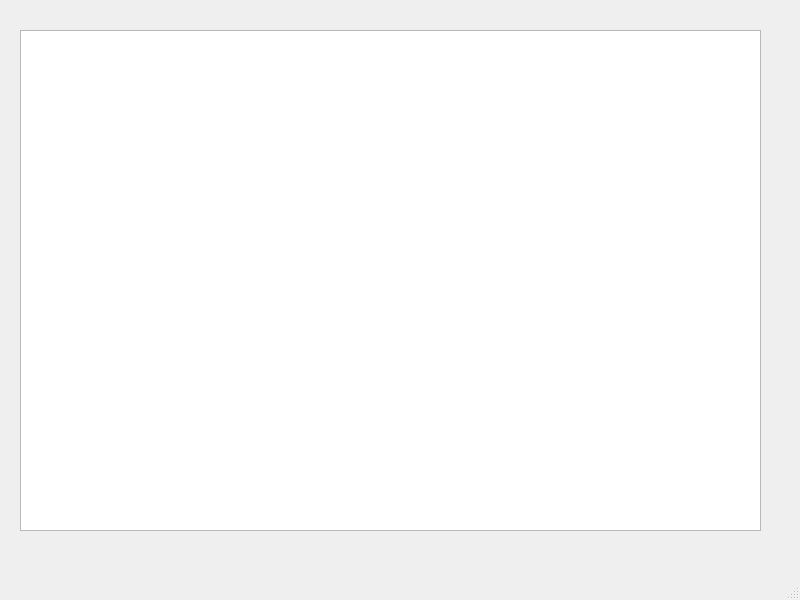
This is UI/mainwindow.ui in McHoundi/IslandGame as Qt 5 draws it before an edit. The edited form follows.
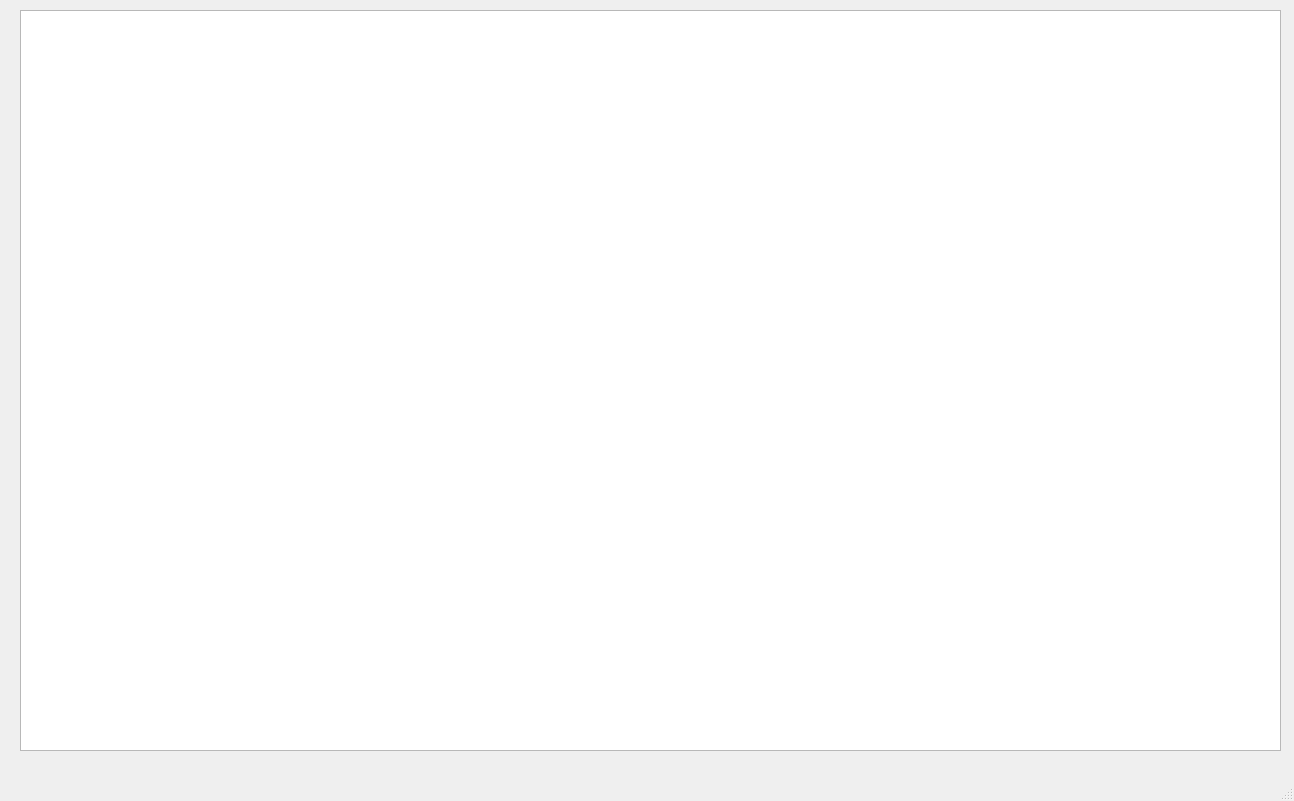
This is the edited form.

```diff
--- a/UI/mainwindow.ui
+++ b/UI/mainwindow.ui
@@ -6,8 +6,8 @@
    <rect>
     <x>0</x>
     <y>0</y>
-    <width>800</width>
-    <height>600</height>
+    <width>1294</width>
+    <height>801</height>
    </rect>
   </property>
   <property name="windowTitle">
@@ -18,9 +18,9 @@
     <property name="geometry">
      <rect>
       <x>20</x>
-      <y>30</y>
-      <width>741</width>
-      <height>501</height>
+      <y>10</y>
+      <width>1261</width>
+      <height>741</height>
      </rect>
     </property>
    </widget>
```
Left out of the diff: 2 changed lines with no effect on the pictures.
